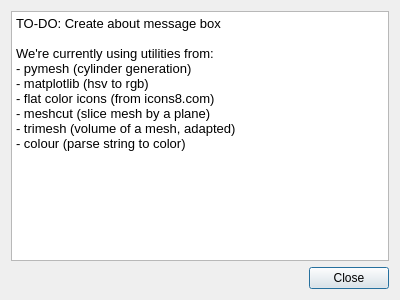
Before: the Qt Designer form blastsight/view/gui/UI/aboutdialog.ui in gsanhueza/BlastSight, drawn with Qt 5.
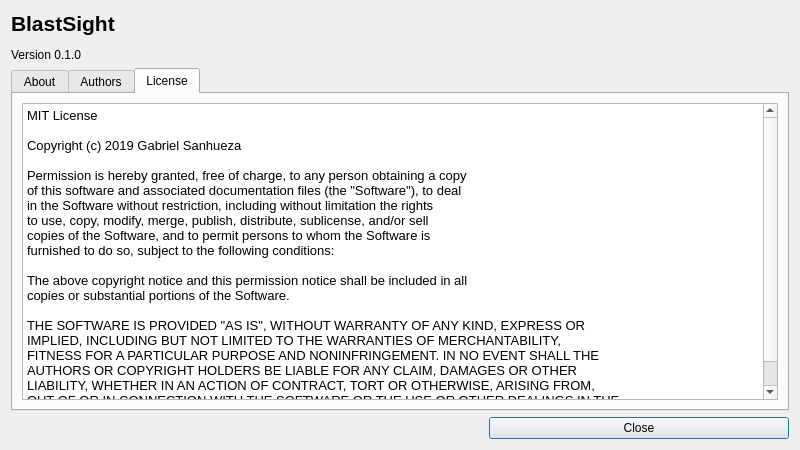
After: the same form once the commit is applied. The open tabs and pages were chosen to show the change. Icons and pictures are not drawn.

Commit message: Slightly improved about dialog

The edit to the form file:
```diff
--- a/blastsight/view/gui/UI/aboutdialog.ui
+++ b/blastsight/view/gui/UI/aboutdialog.ui
@@ -6,8 +6,8 @@
    <rect>
     <x>0</x>
     <y>0</y>
-    <width>400</width>
-    <height>300</height>
+    <width>800</width>
+    <height>450</height>
    </rect>
   </property>
   <property name="windowTitle">
@@ -15,32 +15,117 @@
   </property>
   <layout class="QVBoxLayout" name="verticalLayout">
    <item>
-    <widget class="QTextBrowser" name="textBrowser">
-     <property name="html">
-      <string>&lt;!DOCTYPE HTML PUBLIC &quot;-//W3C//DTD HTML 4.0//EN&quot; &quot;http://www.w3.org/TR/REC-html40/strict.dtd&quot;&gt;
-&lt;html&gt;&lt;head&gt;&lt;meta name=&quot;qrichtext&quot; content=&quot;1&quot; /&gt;&lt;style type=&quot;text/css&quot;&gt;
-p, li { white-space: pre-wrap; }
-&lt;/style&gt;&lt;/head&gt;&lt;body style=&quot; font-family:'Noto Sans'; font-size:10pt; font-weight:400; font-style:normal;&quot;&gt;
-&lt;p style=&quot; margin-top:0px; margin-bottom:0px; margin-left:0px; margin-right:0px; -qt-block-indent:0; text-indent:0px;&quot;&gt;&lt;span style=&quot; font-family:'Noto Sans';&quot;&gt;TO-DO: Create about message box&lt;/span&gt;&lt;/p&gt;
-&lt;p style=&quot;-qt-paragraph-type:empty; margin-top:0px; margin-bottom:0px; margin-left:0px; margin-right:0px; -qt-block-indent:0; text-indent:0px; font-family:'Noto Sans';&quot;&gt;&lt;br /&gt;&lt;/p&gt;
-&lt;p style=&quot; margin-top:0px; margin-bottom:0px; margin-left:0px; margin-right:0px; -qt-block-indent:0; text-indent:0px;&quot;&gt;&lt;span style=&quot; font-family:'Noto Sans';&quot;&gt;We're currently using utilities from:&lt;/span&gt;&lt;/p&gt;
-&lt;p style=&quot; margin-top:0px; margin-bottom:0px; margin-left:0px; margin-right:0px; -qt-block-indent:0; text-indent:0px;&quot;&gt;&lt;span style=&quot; font-family:'Noto Sans';&quot;&gt;- pymesh (cylinder generation)&lt;/span&gt;&lt;/p&gt;
-&lt;p style=&quot; margin-top:0px; margin-bottom:0px; margin-left:0px; margin-right:0px; -qt-block-indent:0; text-indent:0px;&quot;&gt;&lt;span style=&quot; font-family:'Noto Sans';&quot;&gt;- matplotlib (hsv to rgb)&lt;/span&gt;&lt;/p&gt;
-&lt;p style=&quot; margin-top:0px; margin-bottom:0px; margin-left:0px; margin-right:0px; -qt-block-indent:0; text-indent:0px;&quot;&gt;&lt;span style=&quot; font-family:'Noto Sans';&quot;&gt;- flat color icons (from icons8.com)&lt;/span&gt;&lt;/p&gt;
-&lt;p style=&quot; margin-top:0px; margin-bottom:0px; margin-left:0px; margin-right:0px; -qt-block-indent:0; text-indent:0px;&quot;&gt;&lt;span style=&quot; font-family:'Noto Sans';&quot;&gt;- meshcut (slice mesh by a plane)&lt;/span&gt;&lt;/p&gt;
-&lt;p style=&quot; margin-top:0px; margin-bottom:0px; margin-left:0px; margin-right:0px; -qt-block-indent:0; text-indent:0px;&quot;&gt;&lt;span style=&quot; font-family:'Noto Sans';&quot;&gt;- trimesh (volume of a mesh, adapted)&lt;/span&gt;&lt;/p&gt;
-&lt;p style=&quot; margin-top:0px; margin-bottom:0px; margin-left:0px; margin-right:0px; -qt-block-indent:0; text-indent:0px;&quot;&gt;&lt;span style=&quot; font-family:'Noto Sans';&quot;&gt;- colour (parse string to color)&lt;/span&gt;&lt;/p&gt;
-&lt;p style=&quot;-qt-paragraph-type:empty; margin-top:0px; margin-bottom:0px; margin-left:0px; margin-right:0px; -qt-block-indent:0; text-indent:0px; font-family:'Noto Sans';&quot;&gt;&lt;br /&gt;&lt;/p&gt;&lt;/body&gt;&lt;/html&gt;</string>
-     </property>
-    </widget>
+    <layout class="QHBoxLayout" name="horizontalLayout">
+     <item>
+      <widget class="QLabel" name="programLabel">
+       <property name="sizePolicy">
+        <sizepolicy hsizetype="MinimumExpanding" vsizetype="Preferred">
+         <horstretch>0</horstretch>
+         <verstretch>0</verstretch>
+        </sizepolicy>
+       </property>
+       <property name="text">
+        <string>&lt;html&gt;&lt;head/&gt;&lt;body&gt;&lt;p&gt;&lt;span style=&quot; font-size:16pt; font-weight:600;&quot;&gt;BlastSight&lt;/span&gt;&lt;/p&gt;&lt;p&gt;Version 0.1.0&lt;/p&gt;&lt;/body&gt;&lt;/html&gt;</string>
+       </property>
+      </widget>
+     </item>
+    </layout>
    </item>
    <item>
-    <widget class="QDialogButtonBox" name="buttonBox">
-     <property name="orientation">
-      <enum>Qt::Horizontal</enum>
+    <widget class="QTabWidget" name="tabWidget">
+     <property name="currentIndex">
+      <number>0</number>
      </property>
-     <property name="standardButtons">
-      <set>QDialogButtonBox::Close</set>
+     <widget class="QWidget" name="tabAbout">
+      <attribute name="title">
+       <string>About</string>
+      </attribute>
+      <layout class="QGridLayout" name="gridLayoutAbout">
+       <item row="0" column="0">
+        <widget class="QTextBrowser" name="textAbout">
+         <property name="html">
+          <string>&lt;!DOCTYPE HTML PUBLIC &quot;-//W3C//DTD HTML 4.0//EN&quot; &quot;http://www.w3.org/TR/REC-html40/strict.dtd&quot;&gt;
+&lt;html&gt;&lt;head&gt;&lt;meta name=&quot;qrichtext&quot; content=&quot;1&quot; /&gt;&lt;style type=&quot;text/css&quot;&gt;
+p, li { white-space: pre-wrap; }
+&lt;/style&gt;&lt;/head&gt;&lt;body style=&quot; font-family:'Noto Sans'; font-size:10pt; font-weight:400; font-style:normal;&quot;&gt;
+&lt;p style=&quot; margin-top:0px; margin-bottom:0px; margin-left:0px; margin-right:0px; -qt-block-indent:0; text-indent:0px;&quot;&gt;&lt;span style=&quot; font-family:'Noto Sans';&quot;&gt;BlastSight is a 3D visualization software designed to aid in Mining research.&lt;/span&gt;&lt;/p&gt;
+&lt;p style=&quot;-qt-paragraph-type:empty; margin-top:0px; margin-bottom:0px; margin-left:0px; margin-right:0px; -qt-block-indent:0; text-indent:0px; font-family:'Cantarell';&quot;&gt;&lt;br /&gt;&lt;/p&gt;
+&lt;p style=&quot; margin-top:0px; margin-bottom:0px; margin-left:0px; margin-right:0px; -qt-block-indent:0; text-indent:0px;&quot;&gt;&lt;span style=&quot; font-family:'Cantarell';&quot;&gt;© 2019 Gabriel Sanhueza&lt;/span&gt;&lt;/p&gt;&lt;/body&gt;&lt;/html&gt;</string>
+         </property>
+        </widget>
+       </item>
+      </layout>
+     </widget>
+     <widget class="QWidget" name="tabAuthor">
+      <attribute name="title">
+       <string>Authors</string>
+      </attribute>
+      <layout class="QGridLayout" name="gridLayoutAuthor">
+       <item row="0" column="0">
+        <widget class="QTextBrowser" name="textAuthor">
+         <property name="html">
+          <string>&lt;!DOCTYPE HTML PUBLIC &quot;-//W3C//DTD HTML 4.0//EN&quot; &quot;http://www.w3.org/TR/REC-html40/strict.dtd&quot;&gt;
+&lt;html&gt;&lt;head&gt;&lt;meta name=&quot;qrichtext&quot; content=&quot;1&quot; /&gt;&lt;style type=&quot;text/css&quot;&gt;
+p, li { white-space: pre-wrap; }
+&lt;/style&gt;&lt;/head&gt;&lt;body style=&quot; font-family:'Noto Sans'; font-size:10pt; font-weight:400; font-style:normal;&quot;&gt;
+&lt;p style=&quot; margin-top:0px; margin-bottom:0px; margin-left:0px; margin-right:0px; -qt-block-indent:0; text-indent:0px;&quot;&gt;&lt;span style=&quot; font-family:'Cantarell'; font-weight:600;&quot;&gt;Gabriel Sanhueza&lt;/span&gt;&lt;/p&gt;
+&lt;p style=&quot;-qt-paragraph-type:empty; margin-top:0px; margin-bottom:0px; margin-left:0px; margin-right:0px; -qt-block-indent:0; text-indent:0px; font-family:'Cantarell'; font-weight:600;&quot;&gt;&lt;br /&gt;&lt;/p&gt;
+&lt;p style=&quot; margin-top:0px; margin-bottom:0px; margin-left:0px; margin-right:0px; -qt-block-indent:0; text-indent:0px;&quot;&gt;&lt;span style=&quot; font-family:'Cantarell';&quot;&gt;Development and GUI design&lt;/span&gt;&lt;/p&gt;&lt;/body&gt;&lt;/html&gt;</string>
+         </property>
+        </widget>
+       </item>
+      </layout>
+     </widget>
+     <widget class="QWidget" name="tabLicense">
+      <attribute name="title">
+       <string>License</string>
+      </attribute>
+      <layout class="QGridLayout" name="gridLayoutLicense">
+       <item row="0" column="0">
+        <widget class="QTextBrowser" name="textLicense">
+         <property name="html">
+          <string>&lt;!DOCTYPE HTML PUBLIC &quot;-//W3C//DTD HTML 4.0//EN&quot; &quot;http://www.w3.org/TR/REC-html40/strict.dtd&quot;&gt;
+&lt;html&gt;&lt;head&gt;&lt;meta name=&quot;qrichtext&quot; content=&quot;1&quot; /&gt;&lt;style type=&quot;text/css&quot;&gt;
+p, li { white-space: pre-wrap; }
+&lt;/style&gt;&lt;/head&gt;&lt;body style=&quot; font-family:'Noto Sans'; font-size:10pt; font-weight:400; font-style:normal;&quot;&gt;
+&lt;p style=&quot; margin-top:0px; margin-bottom:0px; margin-left:0px; margin-right:0px; -qt-block-indent:0; text-indent:0px;&quot;&gt;&lt;span style=&quot; font-family:'Noto Sans';&quot;&gt;MIT License&lt;/span&gt;&lt;/p&gt;
+&lt;p style=&quot;-qt-paragraph-type:empty; margin-top:0px; margin-bottom:0px; margin-left:0px; margin-right:0px; -qt-block-indent:0; text-indent:0px; font-family:'Noto Sans';&quot;&gt;&lt;br /&gt;&lt;/p&gt;
+&lt;p style=&quot; margin-top:0px; margin-bottom:0px; margin-left:0px; margin-right:0px; -qt-block-indent:0; text-indent:0px;&quot;&gt;&lt;span style=&quot; font-family:'Noto Sans';&quot;&gt;Copyright (c) 2019 Gabriel Sanhueza&lt;/span&gt;&lt;/p&gt;
+&lt;p style=&quot;-qt-paragraph-type:empty; margin-top:0px; margin-bottom:0px; margin-left:0px; margin-right:0px; -qt-block-indent:0; text-indent:0px; font-family:'Noto Sans';&quot;&gt;&lt;br /&gt;&lt;/p&gt;
+&lt;p style=&quot; margin-top:0px; margin-bottom:0px; margin-left:0px; margin-right:0px; -qt-block-indent:0; text-indent:0px;&quot;&gt;&lt;span style=&quot; font-family:'Noto Sans';&quot;&gt;Permission is hereby granted, free of charge, to any person obtaining a copy&lt;/span&gt;&lt;/p&gt;
+&lt;p style=&quot; margin-top:0px; margin-bottom:0px; margin-left:0px; margin-right:0px; -qt-block-indent:0; text-indent:0px;&quot;&gt;&lt;span style=&quot; font-family:'Noto Sans';&quot;&gt;of this software and associated documentation files (the &amp;quot;Software&amp;quot;), to deal&lt;/span&gt;&lt;/p&gt;
+&lt;p style=&quot; margin-top:0px; margin-bottom:0px; margin-left:0px; margin-right:0px; -qt-block-indent:0; text-indent:0px;&quot;&gt;&lt;span style=&quot; font-family:'Noto Sans';&quot;&gt;in the Software without restriction, including without limitation the rights&lt;/span&gt;&lt;/p&gt;
+&lt;p style=&quot; margin-top:0px; margin-bottom:0px; margin-left:0px; margin-right:0px; -qt-block-indent:0; text-indent:0px;&quot;&gt;&lt;span style=&quot; font-family:'Noto Sans';&quot;&gt;to use, copy, modify, merge, publish, distribute, sublicense, and/or sell&lt;/span&gt;&lt;/p&gt;
+&lt;p style=&quot; margin-top:0px; margin-bottom:0px; margin-left:0px; margin-right:0px; -qt-block-indent:0; text-indent:0px;&quot;&gt;&lt;span style=&quot; font-family:'Noto Sans';&quot;&gt;copies of the Software, and to permit persons to whom the Software is&lt;/span&gt;&lt;/p&gt;
+&lt;p style=&quot; margin-top:0px; margin-bottom:0px; margin-left:0px; margin-right:0px; -qt-block-indent:0; text-indent:0px;&quot;&gt;&lt;span style=&quot; font-family:'Noto Sans';&quot;&gt;furnished to do so, subject to the following conditions:&lt;/span&gt;&lt;/p&gt;
+&lt;p style=&quot;-qt-paragraph-type:empty; margin-top:0px; margin-bottom:0px; margin-left:0px; margin-right:0px; -qt-block-indent:0; text-indent:0px; font-family:'Noto Sans';&quot;&gt;&lt;br /&gt;&lt;/p&gt;
+&lt;p style=&quot; margin-top:0px; margin-bottom:0px; margin-left:0px; margin-right:0px; -qt-block-indent:0; text-indent:0px;&quot;&gt;&lt;span style=&quot; font-family:'Noto Sans';&quot;&gt;The above copyright notice and this permission notice shall be included in all&lt;/span&gt;&lt;/p&gt;
+&lt;p style=&quot; margin-top:0px; margin-bottom:0px; margin-left:0px; margin-right:0px; -qt-block-indent:0; text-indent:0px;&quot;&gt;&lt;span style=&quot; font-family:'Noto Sans';&quot;&gt;copies or substantial portions of the Software.&lt;/span&gt;&lt;/p&gt;
+&lt;p style=&quot;-qt-paragraph-type:empty; margin-top:0px; margin-bottom:0px; margin-left:0px; margin-right:0px; -qt-block-indent:0; text-indent:0px; font-family:'Noto Sans';&quot;&gt;&lt;br /&gt;&lt;/p&gt;
+&lt;p style=&quot; margin-top:0px; margin-bottom:0px; margin-left:0px; margin-right:0px; -qt-block-indent:0; text-indent:0px;&quot;&gt;&lt;span style=&quot; font-family:'Noto Sans';&quot;&gt;THE SOFTWARE IS PROVIDED &amp;quot;AS IS&amp;quot;, WITHOUT WARRANTY OF ANY KIND, EXPRESS OR&lt;/span&gt;&lt;/p&gt;
+&lt;p style=&quot; margin-top:0px; margin-bottom:0px; margin-left:0px; margin-right:0px; -qt-block-indent:0; text-indent:0px;&quot;&gt;&lt;span style=&quot; font-family:'Noto Sans';&quot;&gt;IMPLIED, INCLUDING BUT NOT LIMITED TO THE WARRANTIES OF MERCHANTABILITY,&lt;/span&gt;&lt;/p&gt;
+&lt;p style=&quot; margin-top:0px; margin-bottom:0px; margin-left:0px; margin-right:0px; -qt-block-indent:0; text-indent:0px;&quot;&gt;&lt;span style=&quot; font-family:'Noto Sans';&quot;&gt;FITNESS FOR A PARTICULAR PURPOSE AND NONINFRINGEMENT. IN NO EVENT SHALL THE&lt;/span&gt;&lt;/p&gt;
+&lt;p style=&quot; margin-top:0px; margin-bottom:0px; margin-left:0px; margin-right:0px; -qt-block-indent:0; text-indent:0px;&quot;&gt;&lt;span style=&quot; font-family:'Noto Sans';&quot;&gt;AUTHORS OR COPYRIGHT HOLDERS BE LIABLE FOR ANY CLAIM, DAMAGES OR OTHER&lt;/span&gt;&lt;/p&gt;
+&lt;p style=&quot; margin-top:0px; margin-bottom:0px; margin-left:0px; margin-right:0px; -qt-block-indent:0; text-indent:0px;&quot;&gt;&lt;span style=&quot; font-family:'Noto Sans';&quot;&gt;LIABILITY, WHETHER IN AN ACTION OF CONTRACT, TORT OR OTHERWISE, ARISING FROM,&lt;/span&gt;&lt;/p&gt;
+&lt;p style=&quot; margin-top:0px; margin-bottom:0px; margin-left:0px; margin-right:0px; -qt-block-indent:0; text-indent:0px;&quot;&gt;&lt;span style=&quot; font-family:'Noto Sans';&quot;&gt;OUT OF OR IN CONNECTION WITH THE SOFTWARE OR THE USE OR OTHER DEALINGS IN THE&lt;/span&gt;&lt;/p&gt;
+&lt;p style=&quot; margin-top:0px; margin-bottom:0px; margin-left:0px; margin-right:0px; -qt-block-indent:0; text-indent:0px;&quot;&gt;&lt;span style=&quot; font-family:'Noto Sans';&quot;&gt;SOFTWARE.&lt;/span&gt;&lt;/p&gt;&lt;/body&gt;&lt;/html&gt;</string>
+         </property>
+        </widget>
+       </item>
+      </layout>
+     </widget>
+    </widget>
+   </item>
+   <item alignment="Qt::AlignRight">
+    <widget class="QPushButton" name="closeButton">
+     <property name="minimumSize">
+      <size>
+       <width>300</width>
+       <height>0</height>
+      </size>
+     </property>
+     <property name="text">
+      <string>Close</string>
      </property>
     </widget>
    </item>
```
Left out of the diff: 41 changed lines with no effect on the pictures.
